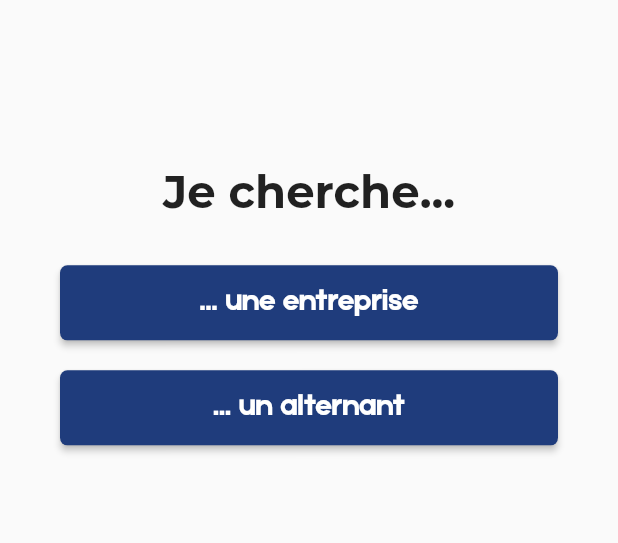
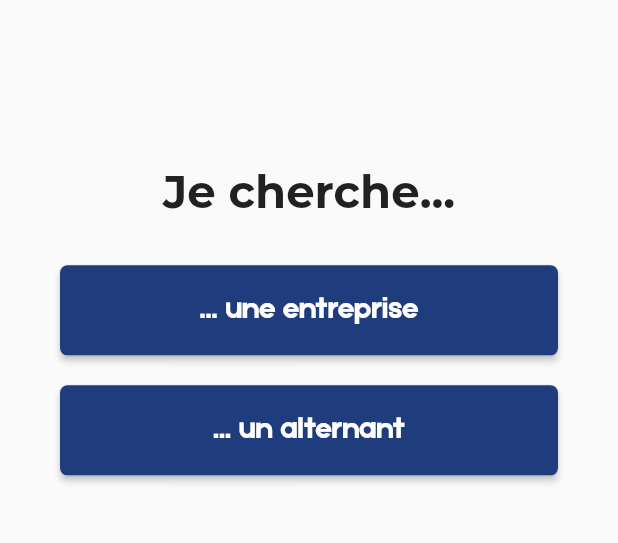
Before and after one commit to GuillianV/Dynameet, a Flutter app: the Inscription screen opened directly, on a phone screen of 412 x 824 dp, the part 280-823 px from its top. Run offline on Flutter 3.47's test engine with Material 2 defaults, Android fonts, the phone set to English and light mode, and no system bars; our stand-ins replace flutter_dotenv, google_fonts.

Commit message:
inscription

```diff
--- a/lib/views/inscription.dart
+++ b/lib/views/inscription.dart
@@ -21,7 +21,6 @@ class _InscriptionState extends State<Inscription> {
       TextEditingController(text: "tt");
   TextEditingController passwordController = TextEditingController(text: "tt");
 
-
   bool isEtudiant = false;
   bool isCompany = false;
 
@@ -39,7 +38,6 @@ class _InscriptionState extends State<Inscription> {
   }
 
   Widget step1(BuildContext context) {
-
     return CustomPagePadding(
         child: Column(
       crossAxisAlignment: CrossAxisAlignment.center,
@@ -62,10 +60,9 @@ class _InscriptionState extends State<Inscription> {
         ),
         ButtonBasic(
           text: "... une entreprise",
-          color:Color(0xff1F3C7C),
-          height: 50,
+          color: Color(0xff1F3C7C),
+          height: 60,
           pressed: () {
-            print("next");
             setState(() {
               stepManager.next();
             });
@@ -76,10 +73,9 @@ class _InscriptionState extends State<Inscription> {
         ),
         ButtonBasic(
           text: "... un alternant",
-          color:Color(0xff1F3C7C),
-          height: 50,
+          color: Color(0xff1F3C7C),
+          height: 60,
           pressed: () {
-            print("next");
             setState(() {
               stepManager.next();
             });
@@ -137,38 +133,61 @@ class _InscriptionState extends State<Inscription> {
     return Scaffold(
         appBar: AppBar(
           backgroundColor: Colors.transparent,
-          title: stepManager.step != 1 ?  Container() : AppBarText(text: "Inscription"),
-          centerTitle: true,
+          title: stepManager.step != 1
+              ? Container()
+              : Row(children: [
+                  Padding(
+                      padding: EdgeInsets.only(right: 20),
+                      child: SizedBox(
+                        width: 50,
+                        child: Image(
+                            image: AssetImage("assets/images/logo_crop.png")),
+                      )),
+                  AppBarText(text: "Inscription"),
+                ]),
+          //centerTitle: true,
           elevation: 0,
-          leading: Container()/*IconButton(
-            icon: Icon(Icons.arrow_back,color: Colors.black87,),
+          leading: stepManager.step != 1
+              ? Container()
+              : IconButton(
+                  icon: Icon(
+                    Icons.arrow_back_ios,
+                    color: Colors.black87,
+                  ),
                   onPressed: () {
                     setState(() {
                       if (stepManager.getStep() == 0) {
                         //Navigator.pop(context);
                         Navigator.push(
                                 context,
-                    MaterialPageRoute(builder: (context) => const Landing(title: 'Dynameet')));/*
-                  ).then((_) {
+                                MaterialPageRoute(
+                                    builder: (context) =>
+                                        const Landing(title: 'Dynameet')))
+                            .then((_) {
                           setState(() {});
-                  });*/
+                        });
                       } else {
                         stepManager.previous();
                       }
                     });
                   },
-          )*/,
+                ),
         ),
         body: stepManager.getActual(),
         bottomSheet: Padding(padding: EdgeInsets.only(bottom: 0.0)),
-        floatingActionButton: stepManager.step != 1 ?  Container() : Footer(children: [
+        floatingActionButton: stepManager.step != 1
+            ? Container()
+            : Footer(children: [
                 H4(
-              text: "Etape " +
-                  (stepManager.step + 1).toString() +
+                    text: (stepManager.step + 1).toString() +
                         "/" +
                         stepManager.children.length.toString()),
-
-          ButtonBasic(text: "Suivant", height: 50,color: Color(0xffFFA857),pressed: () {
+                ButtonBasic(
+                    text: "Suivant",
+                    height: 50,
+                    width: 200,
+                    color: Color(0xffFFA857),
+                    pressed: () {
                       setState(() {
                         stepManager.next(callback: () {
                           if (_isStr(nameController.text) &&
@@ -181,7 +200,6 @@ class _InscriptionState extends State<Inscription> {
                         });
                       });
                     })
-
               ]));
   }
 
--- a/lib/widgets/components.dart
+++ b/lib/widgets/components.dart
@@ -39,8 +39,9 @@ class H4 extends StatelessWidget {
         padding: EdgeInsets.symmetric(vertical: 10),
         child: Text(text,
             style: GoogleFonts.montserrat(
-                fontWeight: FontWeight
-                    .bold, fontSize: 30) /*const TextStyle(
+                fontWeight: FontWeight.bold,
+                fontSize:
+                    30) /*const TextStyle(
             fontWeight: FontWeight.w600,
             fontSize: 30,
             color: Colors.black,
@@ -119,7 +120,7 @@ class AppBarText extends StatelessWidget {
   Widget build(BuildContext context) {
     return Text(text,
         style: GoogleFonts.montserrat(
-            color: Colors.black87, fontWeight: FontWeight.bold));
+            color: Colors.black87, fontWeight: FontWeight.bold, fontSize: 30));
   }
 }
 
```
Also changed, not shown: assets/images/Dynameet-orange.png, assets/images/old.png (added). Lines whose indentation alone changed are shown as unchanged.
